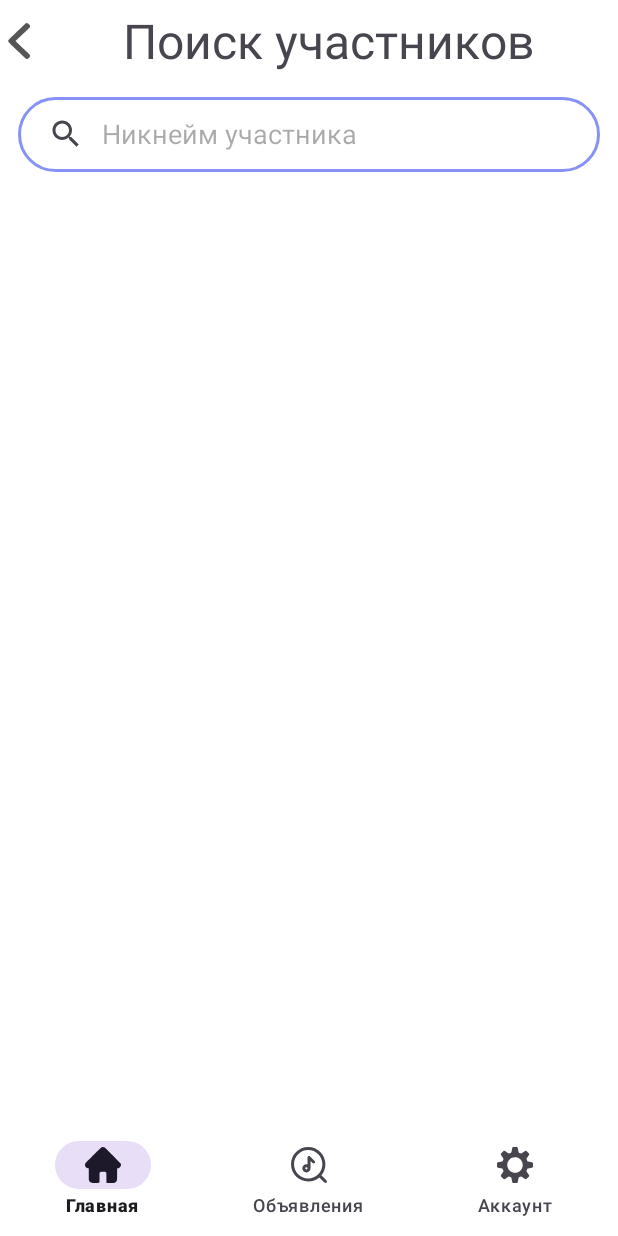
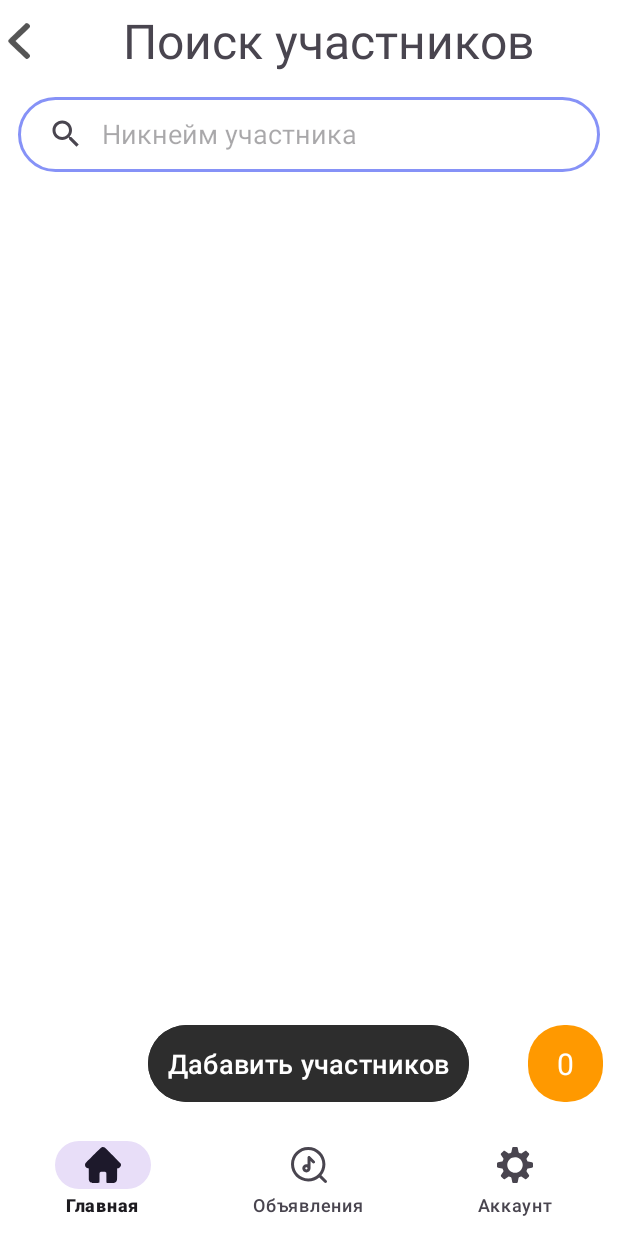
Before and after one commit to odyyyy/FindYourBand, an Android app: the fragment SearchBandMembersFragment placed in its activity, on a phone screen of 412 x 824 dp. Run offline under Robolectric (Android 15) with nearby library versions, the phone set to English and light mode, and no system bars; our stand-ins replace Firebase (no records; nobody signed in at launch, a user with empty details on screens opened directly), Picasso, navigation-ui; pictures from the network do not load; 1 statement that could not run was skipped.

```diff
--- a/app/src/main/java/com/example/findyourband/SearchBandMembersFragment.java
+++ b/app/src/main/java/com/example/findyourband/SearchBandMembersFragment.java
@@ -47,7 +47,7 @@ public class SearchBandMembersFragment extends Fragment {
         userSearchList = new ArrayList<>();
 
 
-        searchMembersAdapter =  new BandMembersAdapter(getContext(), userSearchList);
+        searchMembersAdapter =  new BandMembersAdapter(getContext(), userSearchList, this);
 
         searchMembersAdapter.searchDataList(userSearchList);
 
@@ -68,6 +68,7 @@ public class SearchBandMembersFragment extends Fragment {
                     MemberDataClass user = new MemberDataClass(ds.child("login").getValue().toString());
                     userSearchList.add(user);
                 }
+
                 searchMembersAdapter.notifyDataSetChanged();
 
             }
@@ -113,13 +114,12 @@ public class SearchBandMembersFragment extends Fragment {
                 searchList.add(user);
             }
         }
+        // TODO: подумать над сохранением состояния selected в списке при поиске оно сбрасывается
         searchMembersAdapter.searchDataList(searchList);
-
-
     }
 
-    public void getAllUsersFromDB() {
-
+    public void updateSelectedCountText() {
+        int selectedCount = searchMembersAdapter.getSelectedCount();
+        binding.selectedMembersText.setText(String.valueOf(selectedCount));
     }
-
 }
--- /dev/null
+++ b/app/src/main/res/drawable/selected_shape.xml
@@ -0,0 +1,6 @@
+<?xml version="1.0" encoding="utf-8"?>
+<shape xmlns:android="http://schemas.android.com/apk/res/android"
+    android:shape="rectangle">
+    <corners android:radius="24dp"/>
+    <solid android:color="#FF9900"/>
+</shape>
--- a/app/src/main/res/layout/component_band_member_item.xml
+++ b/app/src/main/res/layout/component_band_member_item.xml
@@ -24,7 +24,7 @@
             android:padding="10dp"
             android:layout_height="match_parent"
             android:layout_width="match_parent"
-            android:id="@+id/groupMemberSecond"
+            android:id="@+id/groupMemberLayout"
             >
 
             <ImageView
--- a/app/src/main/res/layout/fragment_search_band_members.xml
+++ b/app/src/main/res/layout/fragment_search_band_members.xml
@@ -1,9 +1,9 @@
 <?xml version="1.0" encoding="utf-8"?>
 <LinearLayout xmlns:android="http://schemas.android.com/apk/res/android"
+    xmlns:app="http://schemas.android.com/apk/res-auto"
     xmlns:tools="http://schemas.android.com/tools"
     android:layout_width="match_parent"
     android:layout_height="match_parent"
-    xmlns:app="http://schemas.android.com/apk/res-auto"
     android:background="@color/background"
     android:orientation="vertical"
     tools:context=".SearchBandMembersFragment">
@@ -35,25 +35,60 @@
 
     <androidx.appcompat.widget.SearchView
         android:id="@+id/bandMembersSearchView"
-        android:layout_marginTop="16dp"
         android:layout_width="match_parent"
         android:layout_height="50dp"
         android:layout_marginStart="12dp"
+        android:layout_marginTop="16dp"
         android:layout_marginEnd="12dp"
+        android:background="@drawable/search_bar_shape"
+        android:focusable="false"
+        app:closeIcon="@drawable/ic_close"
         app:iconifiedByDefault="false"
-        android:focusable="false"
         app:queryBackground="@null"
-        android:background="@drawable/search_bar_shape"
         app:queryHint="Никнейм участника"
-        app:closeIcon="@drawable/ic_close"
 
         />
 
     <androidx.recyclerview.widget.RecyclerView
         android:id="@+id/membersListRecycleView"
+        android:layout_width="match_parent"
         android:layout_marginTop="10dp"
+        android:layout_height="0dp"
+        android:layout_weight="1"
+        android:scrollbars="vertical" />
+
+    <FrameLayout
         android:layout_width="match_parent"
-        android:layout_height="match_parent"
-        android:scrollbars="vertical"/>
+        android:layout_height="wrap_content"
+        android:layout_gravity="center"
+        android:layout_marginTop="15dp"
+
+        android:orientation="horizontal">
+
+        <Button
+            android:id="@+id/applyBtn"
+            style="@style/ButtonStyle"
+            android:layout_width="wrap_content"
+            android:layout_height="wrap_content"
+            android:layout_gravity="center"
+            android:text="Дабавить участников" />
+
+        <TextView
+
+            android:id="@+id/selectedMembersText"
+            android:layout_width="50dp"
+            android:layout_height="wrap_content"
+            android:layout_marginStart="20dp"
+            android:background="@drawable/selected_shape"
+            android:padding="12dp"
+            android:text="0"
+            android:textAlignment="center"
+            android:layout_gravity="center_vertical|end"
+            android:layout_marginEnd="10dp"
+            android:textColor="@color/white"
+            android:textSize="20sp"
+
+            tools:ignore="RtlCompat" />
+    </FrameLayout>
 
 </LinearLayout>
--- a/app/src/main/res/values/colors.xml
+++ b/app/src/main/res/values/colors.xml
@@ -10,6 +10,8 @@
     <color name="chip_active">#757575</color>
     <color name="chip_filter">#D9D9D9</color>
     <color name="card_color">#BDBDBD</color>
+    <color name="card_member_not_selected">#E2E2E2</color>
+    <color name="card_selected_color">#8E8E8E</color>
     <color name="genre_bcg_color">#373737</color>
 
 </resources>
```
Also changed, not shown: app/src/main/java/com/example/findyourband/adapters/BandMembersAdapter.java (+39 -5 lines).
